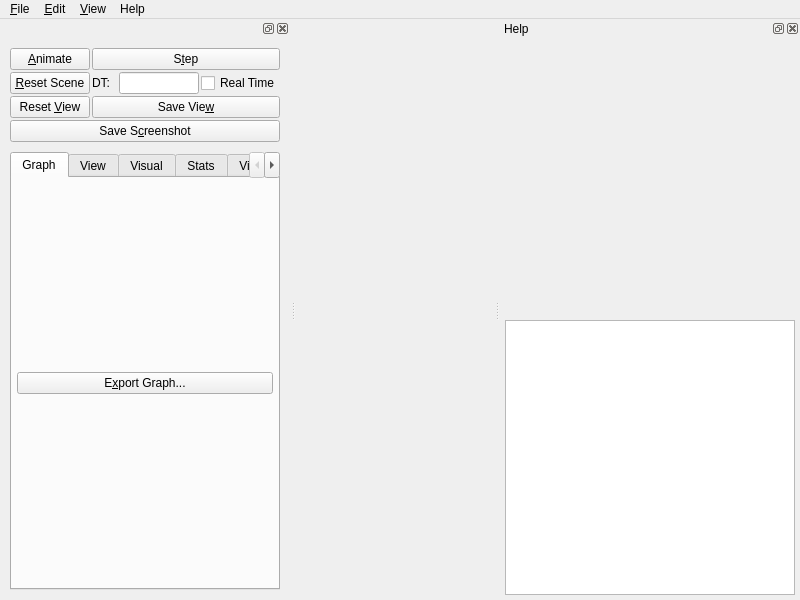
Before: the Qt Designer form applications/sofa/gui/qt/GUI.ui in dsleep/sofa, drawn with Qt 5.
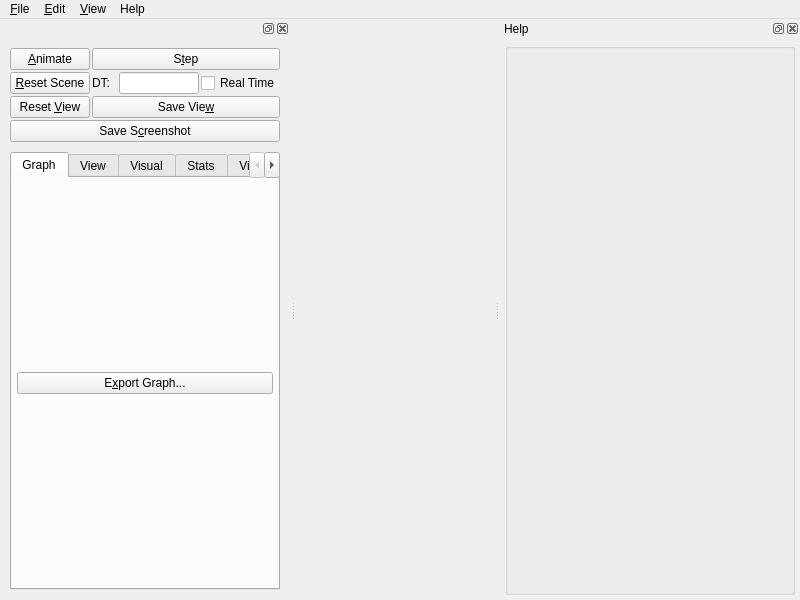
After: the same form once the commit is applied. Icons and pictures are not drawn.

Commit message: scale of the right dock widget and tools image

```diff
--- a/applications/sofa/gui/qt/GUI.ui
+++ b/applications/sofa/gui/qt/GUI.ui
@@ -624,8 +624,8 @@
    </property>
    <property name="minimumSize">
     <size>
-     <width>0</width>
-     <height>0</height>
+     <width>300</width>
+     <height>574</height>
     </size>
    </property>
    <property name="baseSize">
@@ -653,9 +653,21 @@
       <height>548</height>
      </size>
     </property>
+    <property name="autoFillBackground">
+     <bool>true</bool>
+    </property>
     <layout class="QVBoxLayout" name="verticalLayout_3">
      <item>
-      <widget class="QLabel" name="image">
+      <widget class="QGroupBox" name="gridGroupBox">
+       <property name="minimumSize">
+        <size>
+         <width>0</width>
+         <height>0</height>
+        </size>
+       </property>
+       <layout class="QVBoxLayout" name="verticalLayout">
+        <item>
+         <widget class="QLabel" name="instruction">
        <property name="sizePolicy">
         <sizepolicy hsizetype="Expanding" vsizetype="Expanding">
          <horstretch>0</horstretch>
@@ -664,14 +676,8 @@
        </property>
        <property name="minimumSize">
         <size>
-         <width>10</width>
-         <height>7</height>
-        </size>
-       </property>
-       <property name="sizeIncrement">
-        <size>
-         <width>10</width>
-         <height>10</height>
+            <width>200</width>
+            <height>200</height>
         </size>
        </property>
        <property name="text">
@@ -686,7 +692,26 @@
       </widget>
      </item>
      <item>
-      <widget class="QTextBrowser" name="commands"/>
+         <widget class="QLabel" name="tools">
+          <property name="sizePolicy">
+           <sizepolicy hsizetype="Expanding" vsizetype="Expanding">
+            <horstretch>0</horstretch>
+            <verstretch>0</verstretch>
+           </sizepolicy>
+          </property>
+          <property name="text">
+           <string/>
+          </property>
+          <property name="pixmap">
+           <pixmap>../../../../share/Tools.png</pixmap>
+          </property>
+          <property name="scaledContents">
+           <bool>true</bool>
+          </property>
+         </widget>
+        </item>
+       </layout>
+      </widget>
      </item>
     </layout>
    </widget>
```
Lines whose indentation alone changed are shown as unchanged. The commit also changes 2 other files.
